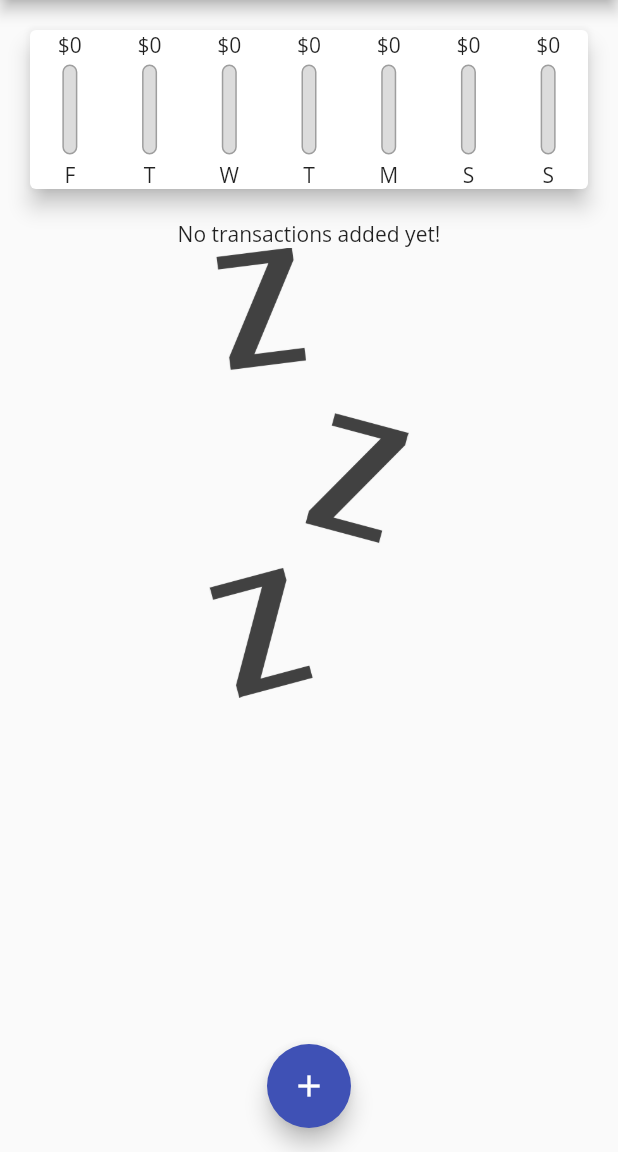
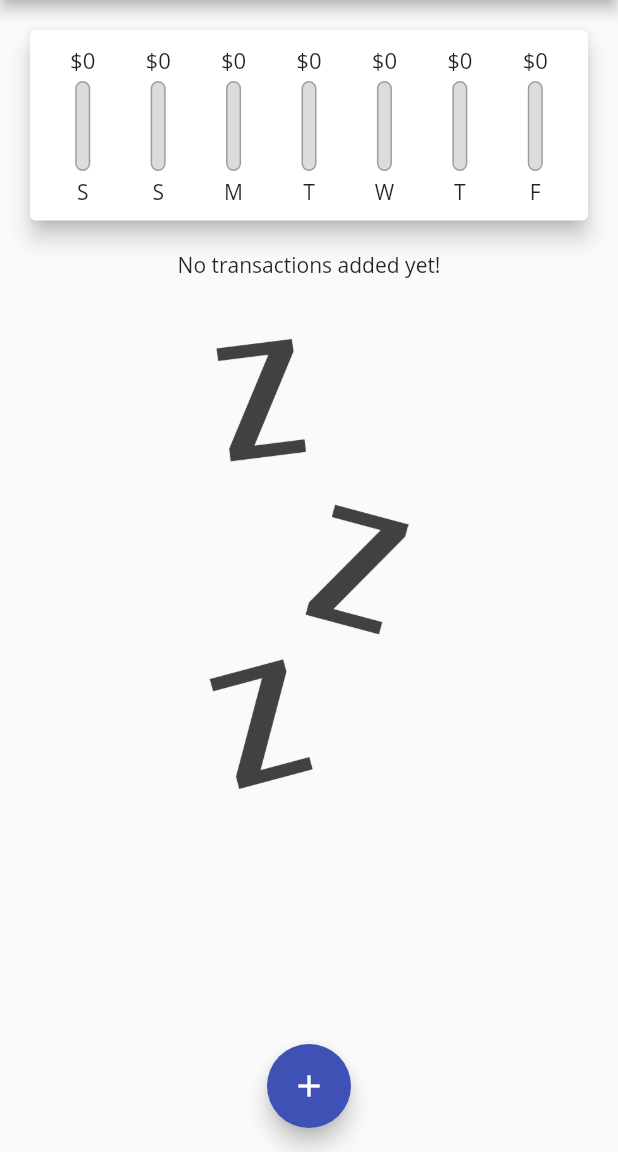
Before and after one commit to wasibhussain/Expense-Planner-App-Flutter, a Flutter app: the screen it shows after launch, on a phone screen of 412 x 824 dp, the part 84-1236 px from its top. Run offline on Flutter 3.47's test engine with Material 2 defaults, Android fonts, the phone set to English and light mode, and no system bars.

Commit message:
second commit

```diff
--- a/lib/homePage.dart
+++ b/lib/homePage.dart
@@ -65,10 +65,13 @@ class _HomePageState extends State<HomePage> {
                 child: Column(
                   children: [
                     Text('No transactions added yet!'),
+                    SizedBox(height: 40),
                     Image.asset(
+
                       'assets/images/waiting.png',
                       width: 300,
                       height: 300,
+
                     )
                   ],
                 ),
--- a/lib/widgets/chart.dart
+++ b/lib/widgets/chart.dart
@@ -23,7 +23,7 @@ class Chart extends StatelessWidget {
         'day': DateFormat.E().format(weekDay).substring(0, 1),
         'amount': totalSum
       };
-    });
+    }).reversed.toList();
   }
 
   double get totalSpending {
@@ -38,16 +38,22 @@ class Chart extends StatelessWidget {
     return Card(
       elevation: 6,
       margin: EdgeInsets.all(20),
+      child: Padding(
+        padding: const EdgeInsets.all(10.0),
         child: Row(
           mainAxisAlignment: MainAxisAlignment.spaceAround,
           children: groupedTransactionValues.map((data) {
-          return ChartBar(
+            return Flexible(
+              fit: FlexFit.tight,
+              child: ChartBar(
                   data['day'].toString(),
                   data['amount'] as double,
                   totalSpending == 0.0
                       ? 0.0
-                  : (data['amount'] as double) / totalSpending);
+                      : (data['amount'] as double) / totalSpending),
+            );
           }).toList(),
+        ),
       ),
     );
   }
--- a/lib/widgets/chart_bar.dart
+++ b/lib/widgets/chart_bar.dart
@@ -12,7 +12,9 @@ class ChartBar extends StatelessWidget {
   Widget build(BuildContext context) {
     return Column(
       children: [
-        Text('\$${spendingAmout.toStringAsFixed(0)}'),
+        Container(
+          height: 20,
+          child: FittedBox(child: Text('\$${spendingAmout.toStringAsFixed(0)}'))),
         SizedBox(height: 4),
         Container(
           height: 60,
```
Also changed, not shown: lib/widgets/transaction_list.dart (+17 -23 lines). Lines whose indentation alone changed are shown as unchanged.
